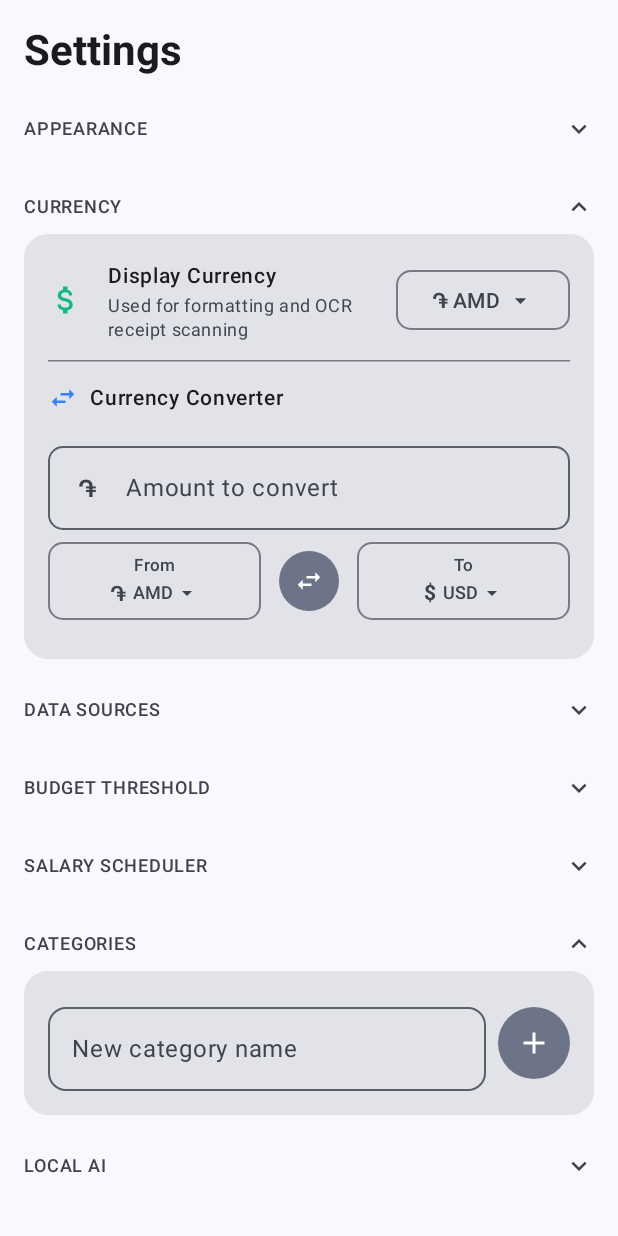
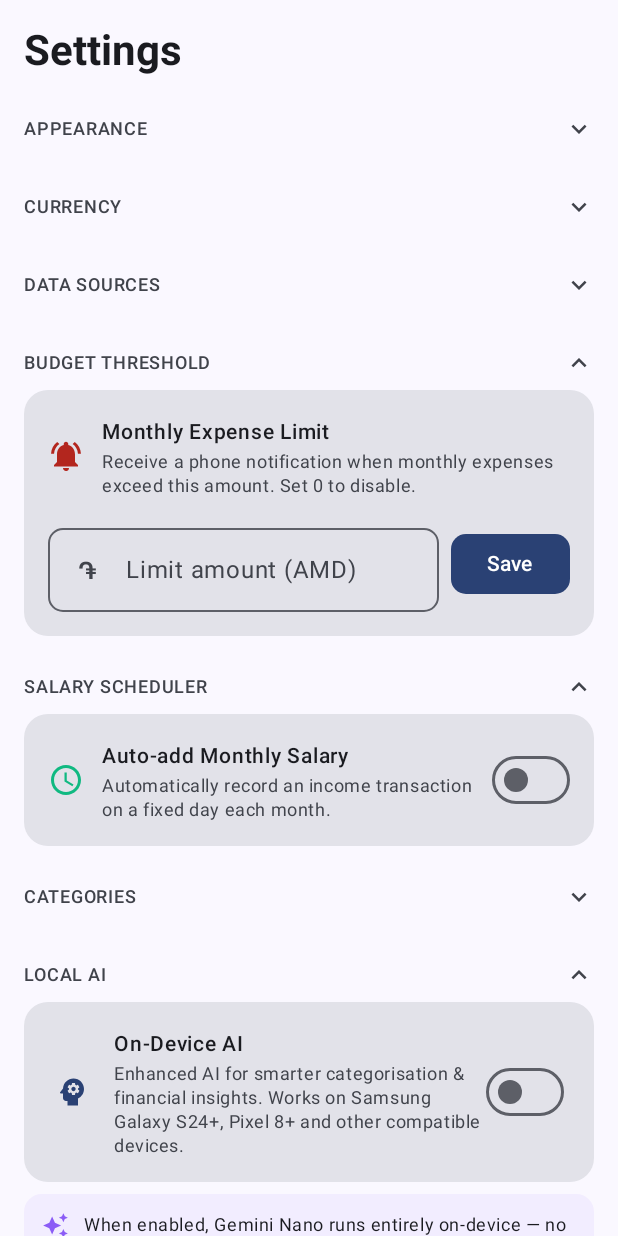
Before and after one commit to hovchik/SmartExpenseTracker, an Android app built with Jetpack Compose: the composable SettingsScreen called with empty values, after a tap on "CATEGORIES", on a phone screen of 412 x 824 dp. Run offline under Robolectric (Android 15) with nearby library versions, the phone set to English and light mode, and no system bars; 3 other taps on this screen came first.

Commit message:
feat: rework banking app scanner, open settings sections by default
1. Banking app scanner now scans by app name containing "bank",
   "payment", or "wallet" with duplicate suppression. Added manual
   package name input for apps the scanner doesn't find (e.g.
   com.sflpro.inecomobile).
2. Settings sections are now open/expanded by default.
3. AI expense reduction hints already present in Reports (verified).

https://claude.ai/code/session_015BhG8R3eMJr4eusWmrgfj2

```diff
--- a/app/src/main/java/com/smartexpense/tracker/ui/screens/SettingsScreen.kt
+++ b/app/src/main/java/com/smartexpense/tracker/ui/screens/SettingsScreen.kt
@@ -94,16 +94,16 @@ fun SettingsScreen(
     // Category management state
     var newCategoryText by remember { mutableStateOf("") }
 
-    // Section collapsed state (all collapsed by default)
-    var appearanceExpanded by remember { mutableStateOf(false) }
-    var currencyExpanded by remember { mutableStateOf(false) }
-    var dataSourcesExpanded by remember { mutableStateOf(false) }
-    var budgetExpanded by remember { mutableStateOf(false) }
-    var salaryExpanded by remember { mutableStateOf(false) }
-    var categoriesExpanded by remember { mutableStateOf(false) }
-    var localAiExpanded by remember { mutableStateOf(false) }
-    var importExportExpanded by remember { mutableStateOf(false) }
-    var storageExpanded by remember { mutableStateOf(false) }
+    // Section expanded state (all open by default)
+    var appearanceExpanded by remember { mutableStateOf(true) }
+    var currencyExpanded by remember { mutableStateOf(true) }
+    var dataSourcesExpanded by remember { mutableStateOf(true) }
+    var budgetExpanded by remember { mutableStateOf(true) }
+    var salaryExpanded by remember { mutableStateOf(true) }
+    var categoriesExpanded by remember { mutableStateOf(true) }
+    var localAiExpanded by remember { mutableStateOf(true) }
+    var importExportExpanded by remember { mutableStateOf(true) }
+    var storageExpanded by remember { mutableStateOf(true) }
 
     // Currency selector state
     var showCurrencyDropdown by remember { mutableStateOf(false) }
@@ -640,7 +640,7 @@ fun SettingsScreen(
                 }
                 Spacer(modifier = Modifier.height(6.dp))
                 Text(
-                    "Scan installed applications to discover banking and payment apps (Ameriabank, Evocabank, Idram, Ineco, etc.)",
+                    "Scans installed apps whose name contains \"bank\", \"payment\", or \"wallet\" and shows their package names.",
                     style = MaterialTheme.typography.bodySmall,
                     color = MaterialTheme.colorScheme.onSurfaceVariant
                 )
@@ -717,6 +717,53 @@ fun SettingsScreen(
                             color = GreenPrimary,
                             fontWeight = FontWeight.Medium
                         )
+                    }
+                }
+
+                // ─── Manual package input ────────────────────
+                Spacer(modifier = Modifier.height(12.dp))
+                HorizontalDivider()
+                Spacer(modifier = Modifier.height(12.dp))
+                var manualPackageName by remember { mutableStateOf("") }
+                Text(
+                    "Add app manually by package name",
+                    fontWeight = FontWeight.Medium,
+                    fontSize = 13.sp,
+                    color = MaterialTheme.colorScheme.onSurface
+                )
+                Spacer(modifier = Modifier.height(4.dp))
+                Text(
+                    "If the scanner doesn't find your app, enter its package name directly (e.g. com.sflpro.inecomobile).",
+                    style = MaterialTheme.typography.bodySmall,
+                    color = MaterialTheme.colorScheme.onSurfaceVariant
+                )
+                Spacer(modifier = Modifier.height(8.dp))
+                Row(
+                    modifier = Modifier.fillMaxWidth(),
+                    verticalAlignment = Alignment.CenterVertically,
+                    horizontalArrangement = Arrangement.spacedBy(8.dp)
+                ) {
+                    OutlinedTextField(
+                        value = manualPackageName,
+                        onValueChange = { manualPackageName = it.trim() },
+                        label = { Text("Package name") },
+                        placeholder = { Text("com.example.app", fontSize = 12.sp) },
+                        singleLine = true,
+                        modifier = Modifier.weight(1f),
+                        shape = RoundedCornerShape(10.dp)
+                    )
+                    Button(
+                        onClick = {
+                            val pkg = manualPackageName.trim()
+                            if (pkg.isNotEmpty() && pkg.contains(".")) {
+                                onAddBankingApp(pkg)
+                                manualPackageName = ""
+                            }
+                        },
+                        enabled = manualPackageName.trim().let { it.isNotEmpty() && it.contains(".") },
+                        shape = RoundedCornerShape(10.dp)
+                    ) {
+                        Text("Add")
                     }
                 }
             }
```
Also changed, not shown: app/src/main/java/com/smartexpense/tracker/ui/viewmodel/MainViewModel.kt (+11 -24 lines).
